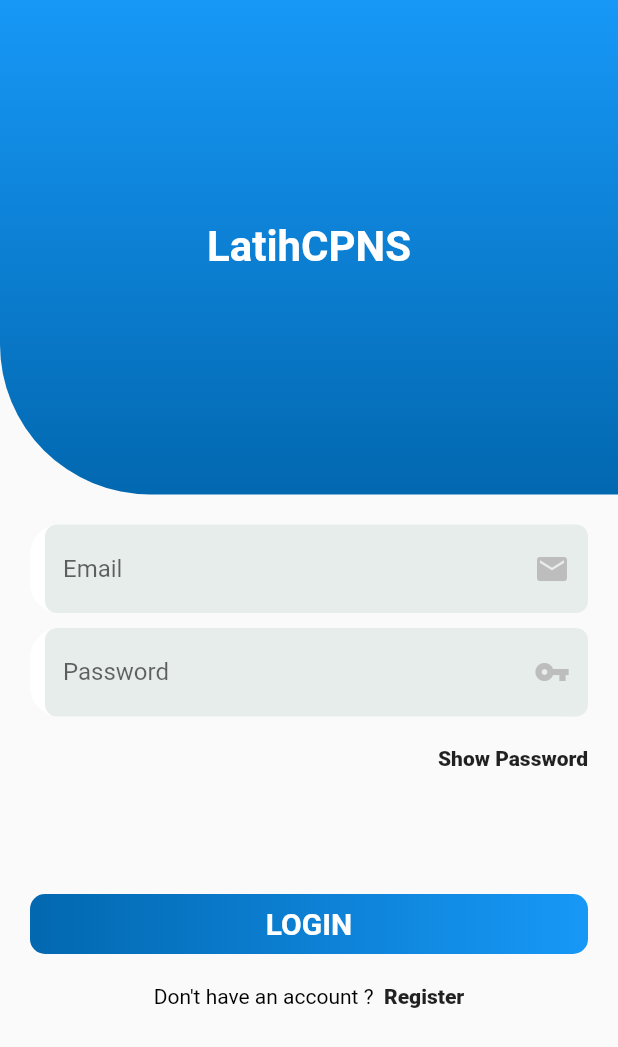
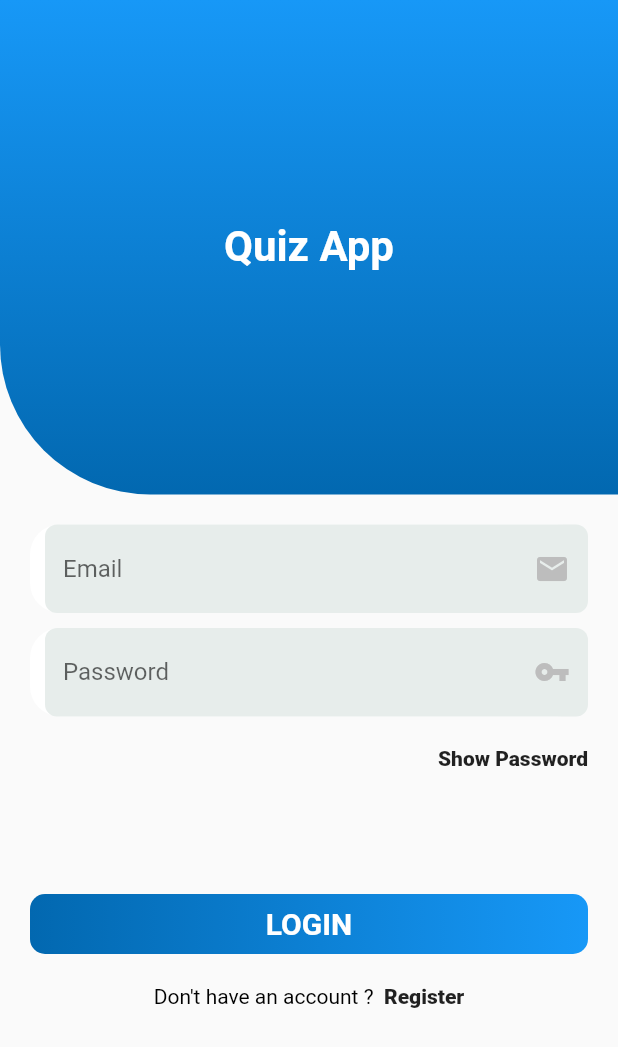
Before and after one commit to masqomar/quizapp_flutter, a Flutter app: the screen it shows after launch, on a phone screen of 412 x 824 dp. Shown: the top 1047 px of the screen. Run offline on Flutter 3.47's test engine with Material 2 defaults, Android fonts, the phone set to English and light mode, and no system bars; our stand-ins replace flutter_html, flutter_riverpod, flutter_svg, shared_preferences; Roboto replaces fonts that are missing (Andika).

Commit message:
change title

```diff
--- a/lib/screens/auth/login_screen.dart
+++ b/lib/screens/auth/login_screen.dart
@@ -121,7 +121,7 @@ class _LoginScreenState extends State<LoginScreen> {
                       const BorderRadius.only(bottomLeft: Radius.circular(100)),
                 ),
                 child: const Center(
-                  child: Text("LatihCPNS",
+                  child: Text("Quiz App",
                       style: TextStyle(
                           fontSize: 28,
                           fontWeight: FontWeight.bold,
```
Also changed, not shown: lib/main.dart (+5 -2 lines), 1 other file.
